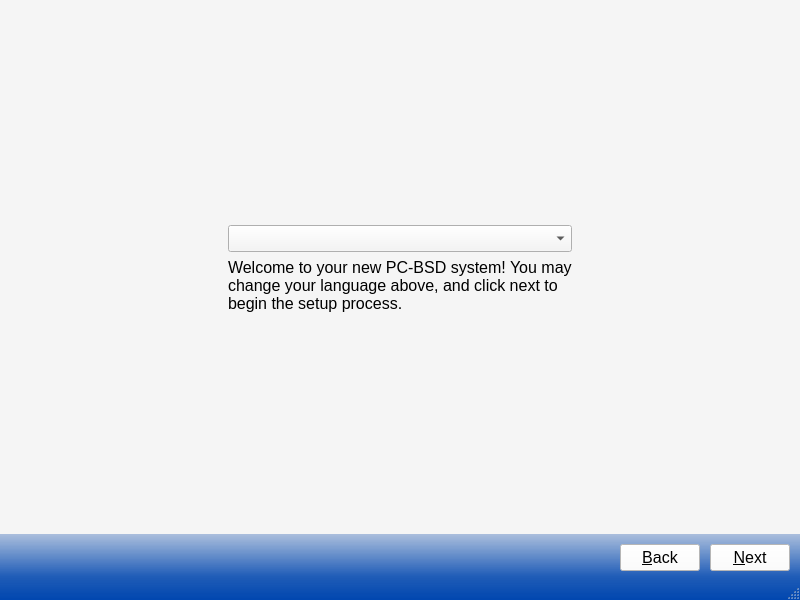
This is src-qt5/pc-firstbootgui/firstboot.ui in trueos/pcbsd as Qt 5 draws it before an edit. The edited form follows.
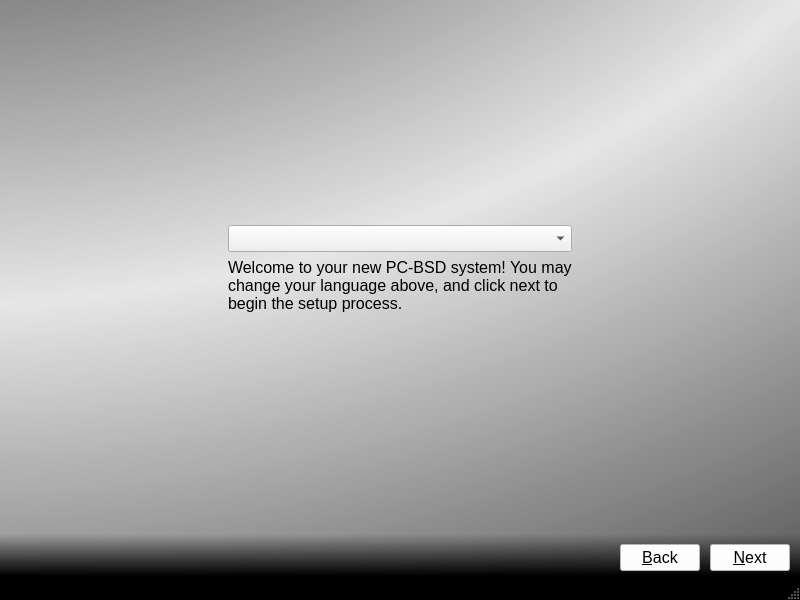
This is the edited form. Icons and pictures are not drawn.

Commit message: Re-theme the installer/firstboot UI's to better match the new wallpaper.

Patch:
```diff
--- a/src-qt5/pc-firstbootgui/firstboot.ui
+++ b/src-qt5/pc-firstbootgui/firstboot.ui
@@ -24,13 +24,28 @@
   font-family: &quot;Noto Sans&quot;;
   font-size: 12pt;
 }
+/* Note: The status bar and footer are on top of the Installer */
+QWidget#Installer, QWidget#centralwidget{
+background-color: lightgrey;
+}
+QWidget#centralwidget{
+background-color: qradialgradient(spread:reflect, cx:-0.1, cy:-0.875, radius:0.7, fx:-0.1, fy:-0.88, stop:0 rgba(255, 255, 255, 110), stop:1 rgba(0,0,0,130));
+}
 QStatusBar{
-background-color: qlineargradient(spread:pad, x1:1, y1:1, x2:1, y2:0, stop:0 rgba(0, 70, 175,255), stop:1 rgba(0, 70, 175,220));
+background-color: qlineargradient(spread:pad, x1:1, y1:1, x2:1, y2:0, stop:0 rgba(0,0, 0,255), stop:1 rgba(0,0, 0,255));
 color: white;
 font-weight: bold;
 }
 QWidget#footerWidget{
-background-color: qlineargradient(spread:pad, x1:1, y1:1, x2:1, y2:-0.5, stop:0 rgba(0, 70, 175,220), stop:1 transparent);
+background-color: qlineargradient(spread:pad, x1:1, y1:1, x2:1, y2:0, stop:0 rgba(0, 0, 0,255), stop:1 transparent);
+}
+/*Note: While the Pages are on top of the installStackWidget */
+QWidget#installStackWidget{
+background: transparent;
+}
+
+QWidget#Page_Welcome, QWidget#Page_Time, QWidget#Page_Root, QWidget#Page_User, QWidget#Page_Audio, QWidget#Page_Wifi, QWidget#Page_Services, QWidget#Page_Finished{
+background-color: transparent;
 }</string>
   </property>
   <widget class="QWidget" name="centralwidget">
@@ -56,12 +71,15 @@
        <bool>false</bool>
       </property>
       <property name="styleSheet">
-       <string notr="true">background-color: rgb(245, 245, 245);</string>
+       <string notr="true"/>
       </property>
       <property name="currentIndex">
        <number>0</number>
       </property>
       <widget class="QWidget" name="Page_Welcome">
+       <property name="styleSheet">
+        <string notr="true"/>
+       </property>
        <layout class="QGridLayout" name="gridLayout_2">
         <item row="0" column="0" rowspan="3">
          <spacer name="horizontalSpacer_2">
@@ -142,7 +160,7 @@
              <bool>false</bool>
             </property>
             <property name="styleSheet">
-             <string notr="true">selection-background-color: rgb(160, 160, 160);</string>
+             <string notr="true"/>
             </property>
            </widget>
           </item>
```
The commit also changes 1 other file.
